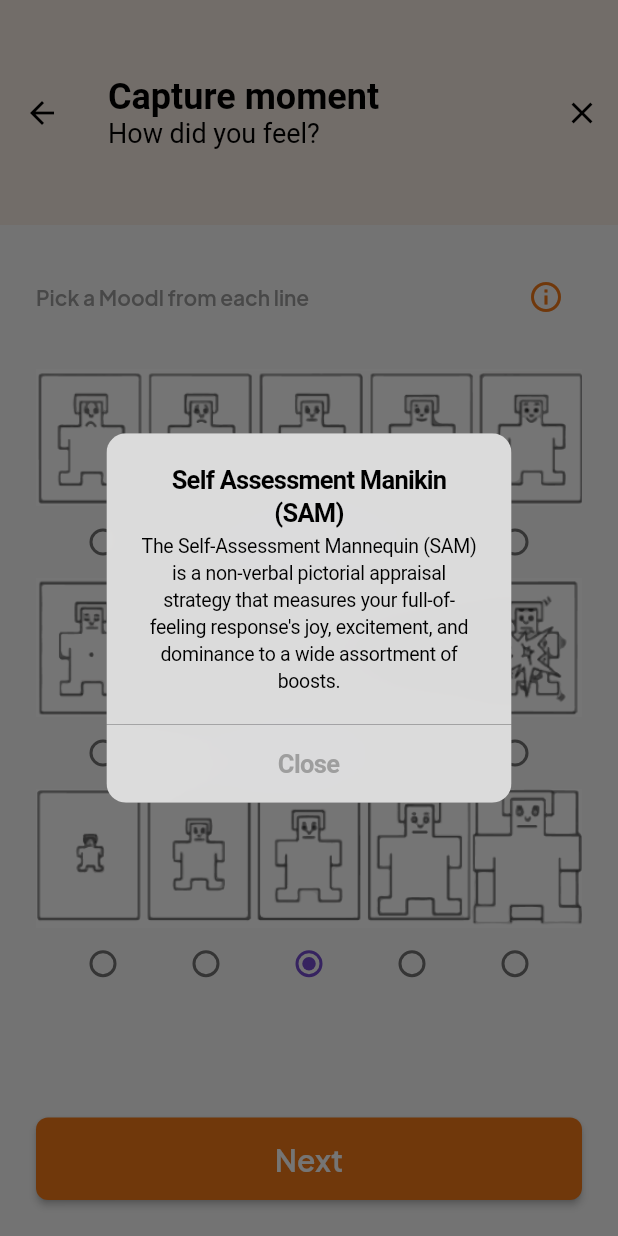
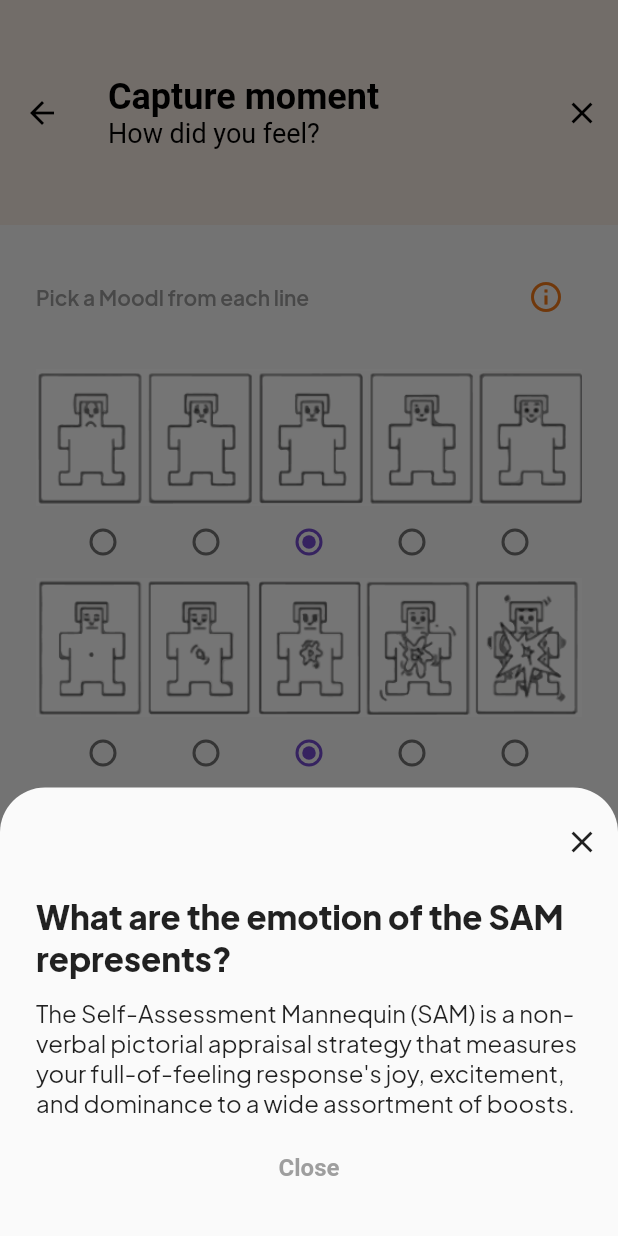
Before and after one commit to dirkzon/Moodlet, a Flutter app: the AddFeelingToMomentScreen screen opened directly, after a tap on the "info outline" icon, on a phone screen of 412 x 824 dp. Run offline on Flutter 3.47's test engine with Material 2 defaults, Android fonts, the phone set to English and light mode, and no system bars; our stand-ins replace charts_flutter, flutter_blue, hive, hive_flutter; missing offline and left inert: cron, dart:ffi; accounts and stored records are empty.

Commit message:
improved the popup according to designs

```diff
--- a/lib/pages/moment/add_feeling_to_moment_screen.dart
+++ b/lib/pages/moment/add_feeling_to_moment_screen.dart
@@ -10,20 +10,31 @@ class AddFeelingToMomentScreen extends StatelessWidget {
   const AddFeelingToMomentScreen({super.key});
 
   Widget _buildPopupDialog(BuildContext context) {
-    return new CupertinoAlertDialog(
-      title: const Text('Self Assessment Manikin (SAM)'),
-      actions: <Widget>[
-        new CupertinoButton(
-          onPressed: () {
-            Navigator.of(context).pop();
-          },
-          child: Text("Close",
-              // textAlign: TextAlign.center,
-              style:
-                  TextStyle(fontWeight: FontWeight.w600, color: Colors.grey)),
+    return new Container(
+        margin: EdgeInsets.symmetric(vertical: 12),
+        child: Column(
+          mainAxisSize: MainAxisSize.min,
+          children: [
+            new Row(
+              mainAxisAlignment: MainAxisAlignment.end,
+              children: [
+                new IconButton(
+                    onPressed: () => {Navigator.of(context).pop()},
+                    icon: Icon(Icons.close))
+              ],
             ),
-      ],
-      content: new Column(
+            new Container(
+              padding: EdgeInsets.symmetric(horizontal: 24),
+              margin: EdgeInsets.symmetric(vertical: 12),
+              child: const Text(
+                textAlign: TextAlign.start,
+                'What are the emotion of the SAM represents?',
+                style: TextStyle(fontWeight: FontWeight.w700, fontSize: 22),
+              ),
+            ),
+            new Container(
+              padding: EdgeInsets.symmetric(horizontal: 24),
+              child: new Column(
                 mainAxisSize: MainAxisSize.min,
                 crossAxisAlignment: CrossAxisAlignment.start,
                 children: <Widget>[
@@ -31,7 +42,18 @@ class AddFeelingToMomentScreen extends StatelessWidget {
                       "The Self-Assessment Mannequin (SAM) is a non-verbal pictorial appraisal strategy that measures your full-of-feeling response's joy, excitement, and dominance to a wide assortment of boosts."),
                 ],
               ),
-    );
+            ),
+            new TextButton(
+              onPressed: () {
+                Navigator.of(context).pop();
+              },
+              child: Text("Close",
+                  // textAlign: TextAlign.center,
+                  style: TextStyle(
+                      fontWeight: FontWeight.w600, color: Colors.grey)),
+            ),
+          ],
+        ));
   }
 
   @override
@@ -87,11 +109,20 @@ class AddFeelingToMomentScreen extends StatelessWidget {
                             Spacer(),
                             IconButton(
                               onPressed: () => {
-                                showDialog(
+                                showModalBottomSheet(
+                                  shape: RoundedRectangleBorder(
+                                      borderRadius: new BorderRadius.only(
+                                          topLeft: const Radius.circular(30),
+                                          topRight: const Radius.circular(30))),
                                   context: context,
                                   builder: (BuildContext context) =>
                                       _buildPopupDialog(context),
                                 )
+                                // showDialog(
+                                //   context: context,
+                                //   builder: (BuildContext context) =>
+                                //       _buildPopupDialog(context),
+                                // )
                               },
                               icon: Icon(Icons.info_outline),
                               color: Theme.of(context).colorScheme.primary,
```
Lines whose indentation alone changed are shown as unchanged.
